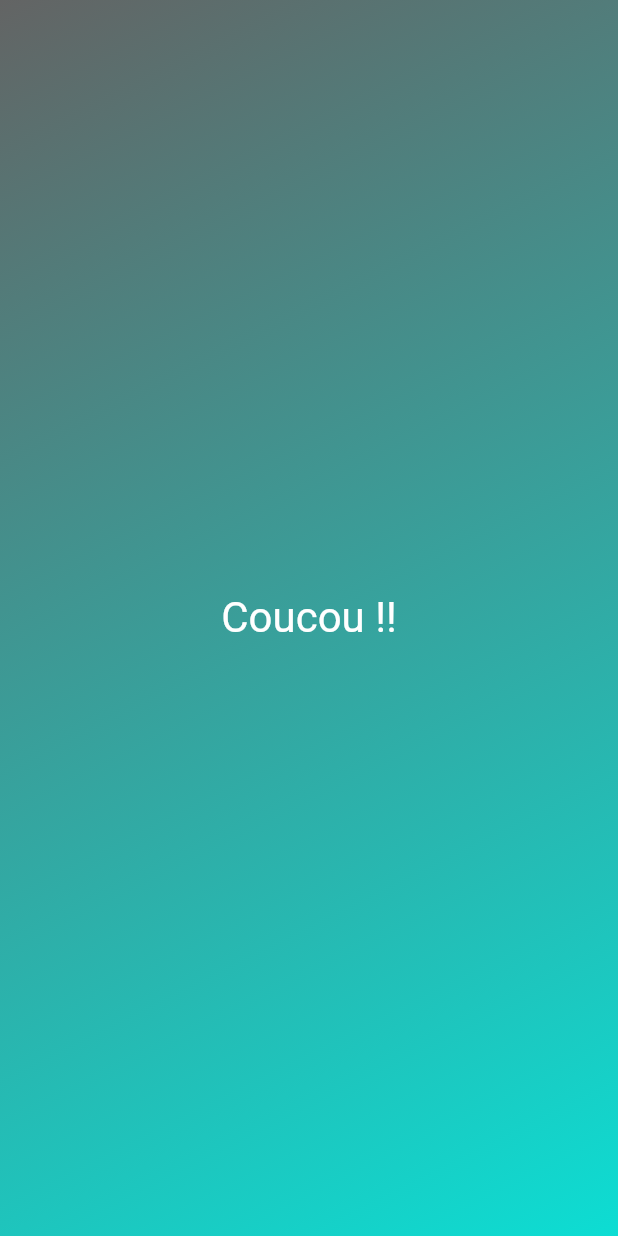
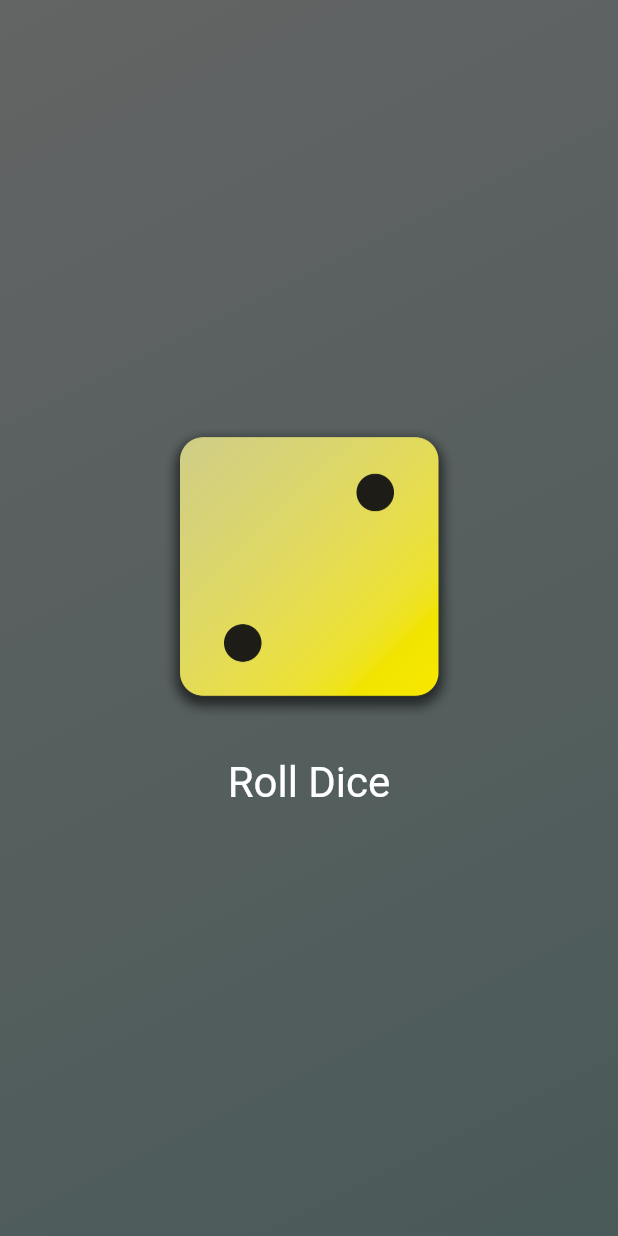
Before and after one commit to flodro34/first_app, a Flutter app: the screen it shows after launch, on a phone screen of 412 x 824 dp. Run offline on Flutter 3.47's test engine with Material 2 defaults, Android fonts, the phone set to English and light mode, and no system bars.

Commit message:
add dice_roller method

```diff
--- /dev/null
+++ b/lib/dice_roller.dart
@@ -0,0 +1,50 @@
+import 'dart:math';
+import 'package:flutter/material.dart';
+
+final randomizer = Random();
+
+class DiceRoller extends StatefulWidget {
+  const DiceRoller({super.key});
+
+  @override
+  State<DiceRoller> createState() {
+    return _DiceRollerState();
+  }
+}
+
+class _DiceRollerState extends State<DiceRoller> {
+  var currentDiceRoll = 2;
+
+  void rollDice() {
+    setState(() {
+      currentDiceRoll = randomizer.nextInt(6) + 1;
+    });
+  }
+
+  @override
+  Widget build(context) {
+    return Column(
+      mainAxisSize: MainAxisSize.min,
+      children: [
+        Image.asset(
+          'assets/images/dice-$currentDiceRoll.png',
+          width: 200,
+        ),
+        const SizedBox(height: 20),
+        TextButton(
+          onPressed: rollDice,
+          style: TextButton.styleFrom(
+            // padding: const EdgeInsets.only(
+            //   top: 20,
+            // ),
+            foregroundColor: Colors.white,
+            textStyle: const TextStyle(
+              fontSize: 28,
+            ),
+          ),
+          child: const Text('Roll Dice'),
+        )
+      ],
+    );
+  }
+}
--- a/lib/gradient_container.dart
+++ b/lib/gradient_container.dart
@@ -1,5 +1,5 @@
 import 'package:flutter/material.dart';
-import 'package:first_app/styled_text.dart';
+import 'package:first_app/dice_roller.dart';
 
 const startAlignment = Alignment.topLeft;
 const endAlignment = Alignment.bottomRight;
@@ -7,6 +7,10 @@ const endAlignment = Alignment.bottomRight;
 class GradientContainer extends StatelessWidget {
   //ou GradientContainer({key}) : super(key: key);
   const GradientContainer(this.color1, this.color2, {super.key});
+
+  const GradientContainer.grey({super.key})
+      : color1 = const Color.fromARGB(255, 99, 100, 100),
+        color2 = const Color.fromARGB(255, 74, 90, 89);
 
   final Color color1;
   final Color color2;
@@ -22,7 +26,7 @@ class GradientContainer extends StatelessWidget {
         ),
       ),
       child: const Center(
-        child: StyledText('Coucou !!'),
+        child: DiceRoller(),
       ),
     );
   }
--- a/lib/main.dart
+++ b/lib/main.dart
@@ -8,7 +8,7 @@ void main() {
       home: Scaffold(
         body: GradientContainer(
           Color.fromARGB(255, 99, 100, 100),
-          Color.fromARGB(255, 13, 221, 211),
+          Color.fromARGB(255, 74, 90, 89),
         ),
       ),
     ),
```
Also changed, not shown: pubspec.yaml (+7 -3 lines).
